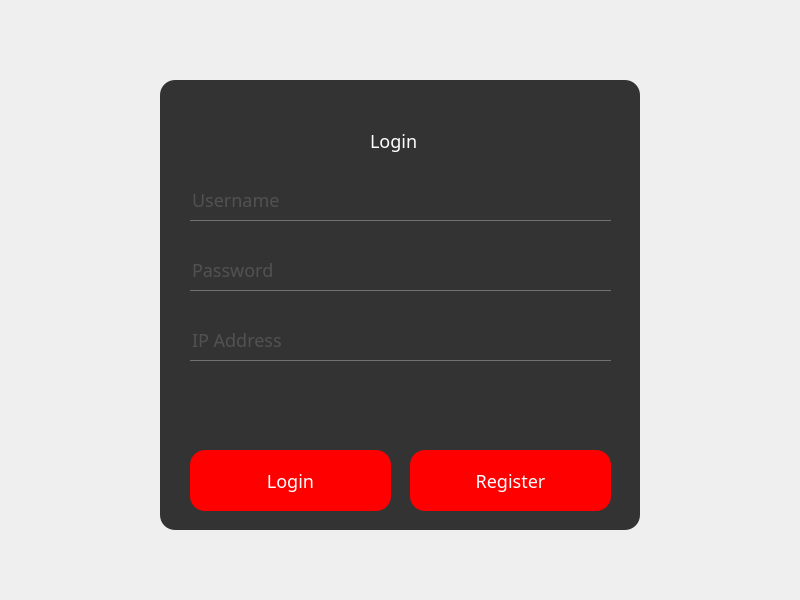
Above: code/forms/login.ui from LukaVujcic/26-filebox before the change. Below: the same form after it.
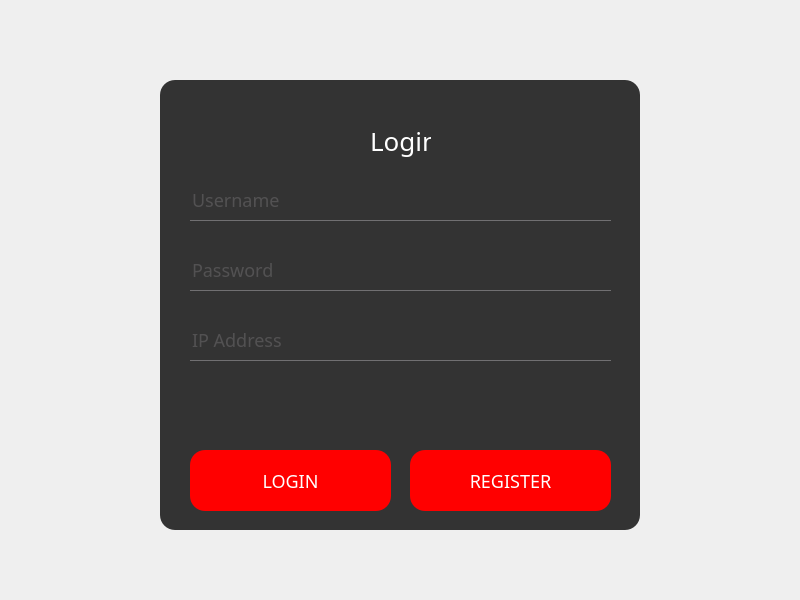
That is the form after the change. Icons and pictures are not drawn.

Commit message:
feat(forms): Link forms Login and Register
Register button in Login form opens Register form. Register button in
Register form returns you to Login form if all line edits are filled
and passwords are maching.

```diff
--- a/code/forms/login.ui
+++ b/code/forms/login.ui
@@ -77,6 +77,11 @@
 	border:none;
 	color:#717072;
 	border-bottom:1px solid #717072;
+}
+
+#lblLogin{
+	color: white;
+	font-size: 26px;
 }</string>
   </property>
   <widget class="QFrame" name="frame">
@@ -126,7 +131,7 @@
      </rect>
     </property>
     <property name="text">
-     <string>Login</string>
+     <string>LOGIN</string>
     </property>
    </widget>
    <widget class="QPushButton" name="pbRegister">
@@ -139,7 +144,7 @@
      </rect>
     </property>
     <property name="text">
-     <string>Register</string>
+     <string>REGISTER</string>
     </property>
    </widget>
    <widget class="QLineEdit" name="leUsername">
```
The commit also changes 6 other files.
